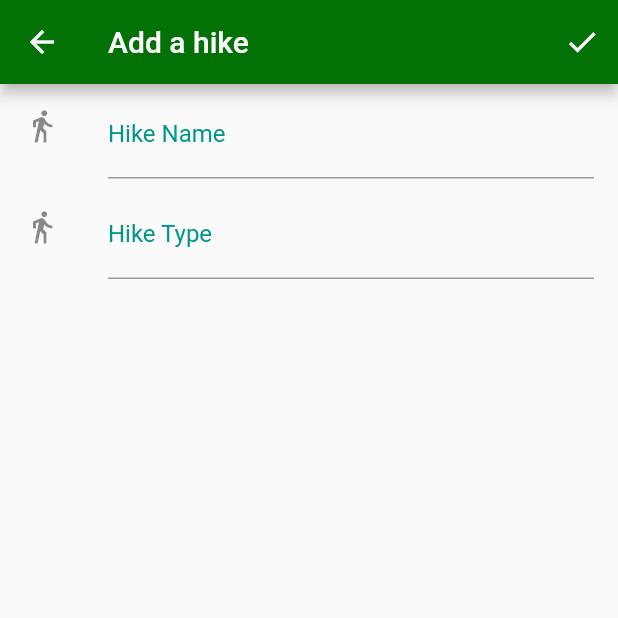
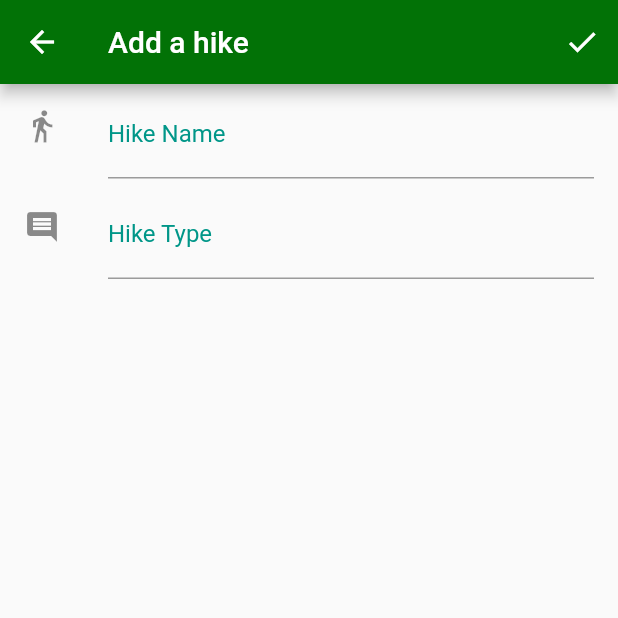
Before and after one commit to HikerMobileApp/HikerApp, a Flutter app: the screen it shows after launch, after a tap on the "add" icon, on a phone screen of 412 x 824 dp, the top half of it. Run offline on Flutter 3.47's test engine with Material 2 defaults, Android fonts, the phone set to English and light mode, and no system bars; our stand-ins replace cloud_firestore, material_design_icons_flutter; accounts and stored records are empty.

Commit message:
New icon for add hike page

```diff
--- a/lib/AddHikePage.dart
+++ b/lib/AddHikePage.dart
@@ -38,7 +38,7 @@ class AddHikePage extends MaterialPageRoute<Null>{
         ),
       ),
       new ListTile(
-        leading: const Icon(Icons.directions_walk),
+        leading: const Icon(Icons.comment),
         title: new TextField(
           decoration: new InputDecoration(
             labelText: 'Hike Type',
--- a/lib/main.dart
+++ b/lib/main.dart
@@ -35,8 +35,6 @@ class _HomePageState extends State<HomePage> with SingleTickerProviderStateMixin
   @override
   void initState(){
     super.initState();
-    //Firestore.instance.collection('Hiking').document().setData({'Title': 'Jade Lake', 'Type': 'Backpacking'});
-
 
     tabController = new TabController(length: 2, vsync: this);
   }
@@ -90,7 +88,6 @@ class _HomePageState extends State<HomePage> with SingleTickerProviderStateMixin
             )
           ],
         ),
-
       ),
     );
   }
```
